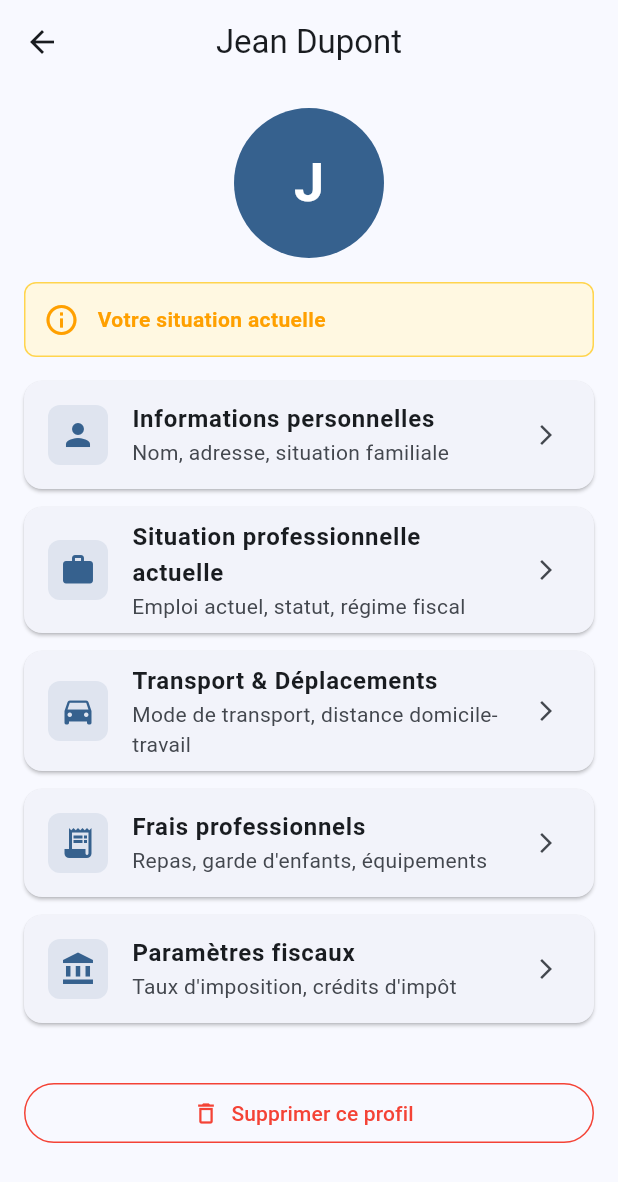
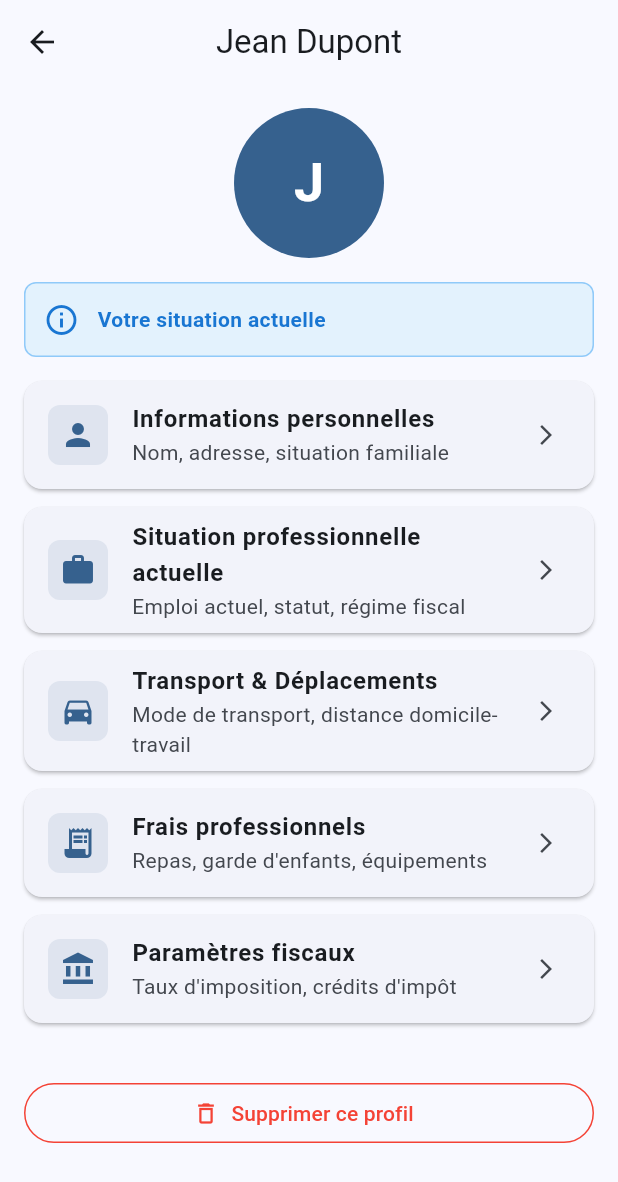
Before and after one commit to ShakaTry/job_cost, a Flutter app: the screen it shows after launch, after a tap on an icon or button, on a phone screen of 412 x 824 dp. Shown: the top 1182 px of the screen. Run offline on Flutter 3.47's test engine with Material 3 defaults, Android fonts, the light colour scheme and no system bars.

Commit message:
Change info banner from amber to blue color
- Replace amber/orange warning colors with friendly blue
- Better UX: blue indicates information, not warning
- Maintains visibility while being less alarming

```diff
--- a/lib/screens/profile_detail_screen.dart
+++ b/lib/screens/profile_detail_screen.dart
@@ -40,19 +40,19 @@ class ProfileDetailScreen extends StatelessWidget {
               Container(
                 padding: const EdgeInsets.all(12),
                 decoration: BoxDecoration(
-                  color: Colors.amber.shade50,
+                  color: Colors.blue.shade50,
                   borderRadius: BorderRadius.circular(8),
-                  border: Border.all(color: Colors.amber.shade300),
+                  border: Border.all(color: Colors.blue.shade200),
                 ),
                 child: Row(
                   children: [
-                    Icon(Icons.info_outline, color: Colors.amber.shade700),
+                    Icon(Icons.info_outline, color: Colors.blue.shade700),
                     const SizedBox(width: 12),
                     Expanded(
                       child: Text(
                         'Votre situation actuelle',
                         style: TextStyle(
-                          color: Colors.amber.shade700,
+                          color: Colors.blue.shade700,
                           fontSize: 14,
                           fontWeight: FontWeight.bold,
                         ),
```
